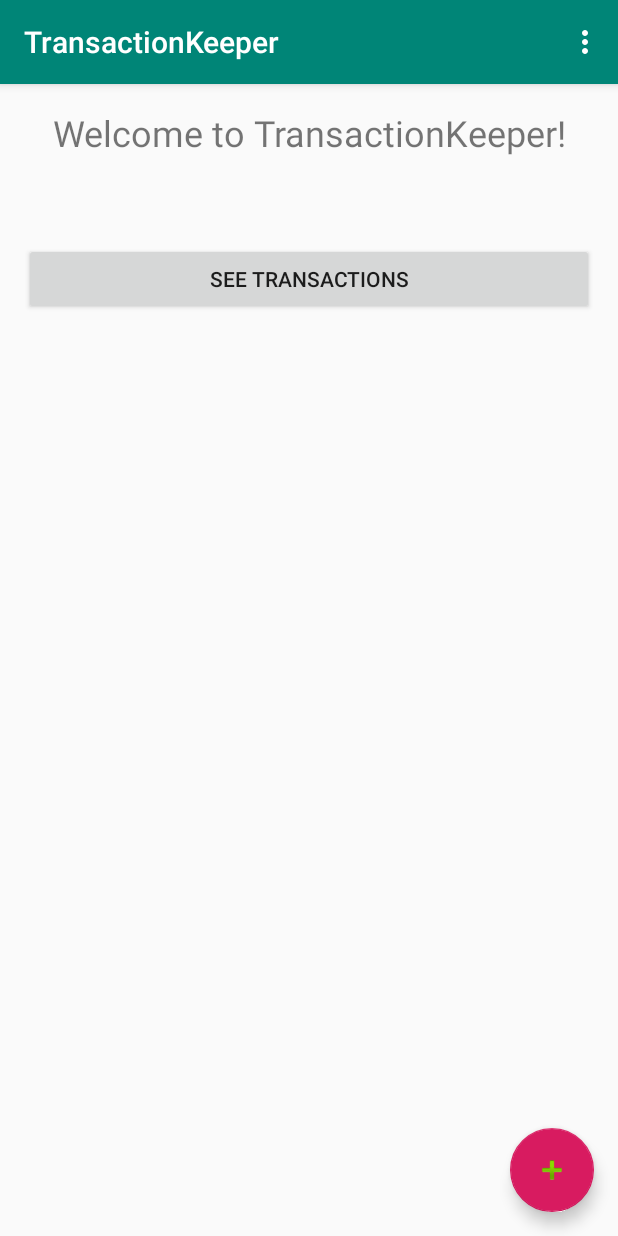
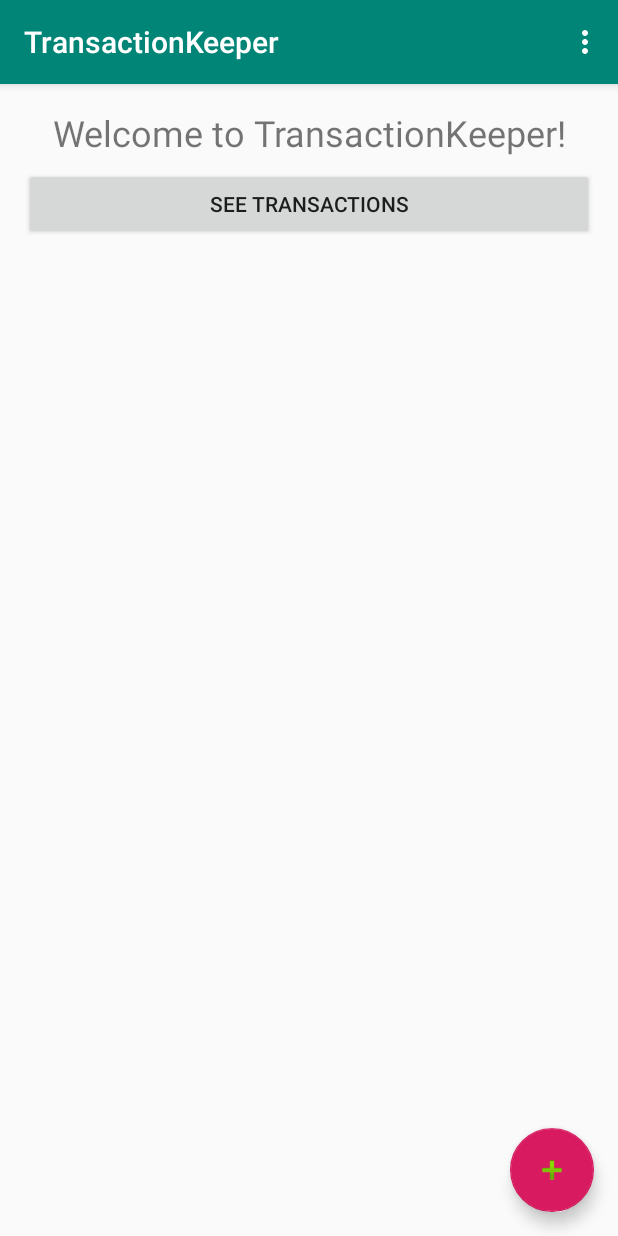
Before and after one commit to rendon/TransactionsKeeper, an Android app: the screen it shows after launch (MainActivity), on a phone screen of 412 x 824 dp. Run offline under Robolectric (Android 15) with nearby library versions, the phone set to English and light mode, and no system bars.

```diff
--- a/app/src/main/java/mx/letmethink/transactionkeeper/MainActivity.java
+++ b/app/src/main/java/mx/letmethink/transactionkeeper/MainActivity.java
@@ -4,6 +4,7 @@ import android.content.Intent;
 import android.os.Bundle;
 import android.view.Menu;
 import android.view.MenuItem;
+import android.widget.Button;
 
 import androidx.appcompat.app.AppCompatActivity;
 import androidx.appcompat.widget.Toolbar;
@@ -22,6 +23,12 @@ public class MainActivity extends AppCompatActivity {
         FloatingActionButton fab = findViewById(R.id.main_add_transaction_btn);
         fab.setOnClickListener(view -> {
             Intent intent = new Intent(MainActivity.this, NewTransactionActivity.class);
+            startActivity(intent);
+        });
+
+        Button listTransactionsButton = findViewById(R.id.main_see_transactions_btn);
+        listTransactionsButton.setOnClickListener(view -> {
+            Intent intent = new Intent(MainActivity.this, ListTransactionsActivity.class);
             startActivity(intent);
         });
     }
--- a/app/src/main/res/layout/content_main.xml
+++ b/app/src/main/res/layout/content_main.xml
@@ -14,14 +14,16 @@
         android:layout_marginStart="16dp"
         android:layout_marginTop="16dp"
         android:layout_marginEnd="16dp"
+        android:layout_marginBottom="16dp"
         android:orientation="vertical"
+        app:layout_constraintBottom_toBottomOf="parent"
         app:layout_constraintEnd_toEndOf="parent"
         app:layout_constraintStart_toStartOf="parent"
         app:layout_constraintTop_toTopOf="parent">
 
         <TextView
             android:layout_width="match_parent"
-            android:layout_height="90dp"
+            android:layout_height="40dp"
             android:autoSizeMaxTextSize="24dp"
             android:autoSizeMinTextSize="12dp"
             android:autoSizePresetSizes="12dp"
--- a/app/src/main/res/menu/menu_main.xml
+++ b/app/src/main/res/menu/menu_main.xml
@@ -5,6 +5,6 @@
     <item
         android:id="@+id/action_settings"
         android:orderInCategory="100"
-        android:title="@string/action_settings"
+        android:title="@string/main_action_settings"
         app:showAsAction="never" />
 </menu>
--- a/app/src/main/res/values/strings.xml
+++ b/app/src/main/res/values/strings.xml
@@ -1,6 +1,6 @@
 <resources>
     <string name="app_name">TransactionKeeper</string>
-
+    <string name="main_action_settings">Settings</string>
     <string name="main_welcome">Welcome to TransactionKeeper!</string>
     <string name="main_see_transactions">See transactions</string>
 
@@ -10,5 +10,6 @@
 
     <string name="new_transaction_invalid_amount">Amount must be a positive number</string>
     <string name="new_transaction_save_confirmation">Transaction saved</string>
-    <string name="action_settings">Settings</string>
+
+    <string name="list_transactions_title">Transactions</string>
 </resources>
```
Also changed, not shown: app/src/main/AndroidManifest.xml (+9 -2 lines), app/src/main/java/mx/letmethink/transactionkeeper/ListTransactionsActivity.java (added, +37 -0 lines), app/src/main/java/mx/letmethink/transactionkeeper/persistence/Transaction.java (+13 -0 lines), app/src/main/res/layout/activity_list_transactions.xml (added, +13 -0 lines), app/src/main/res/layout/list_transactions_list_view.xml (added, +12 -0 lines), app/src/main/res/layout/list_transactions_list_view_item.xml (added, +10 -0 lines).
